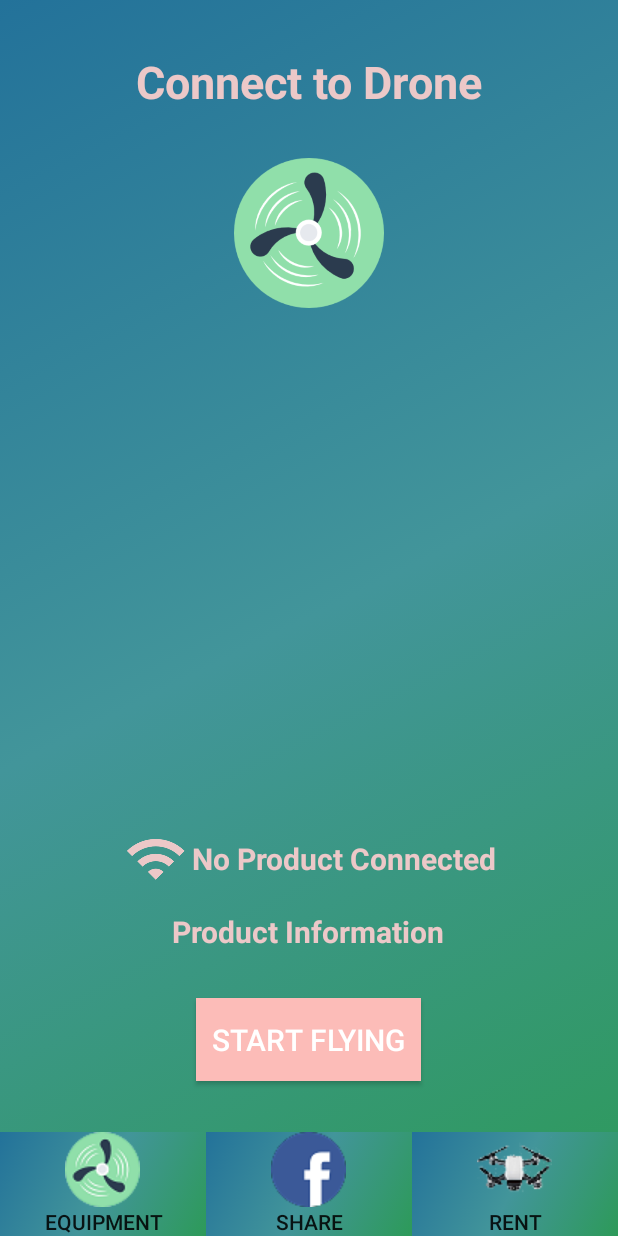
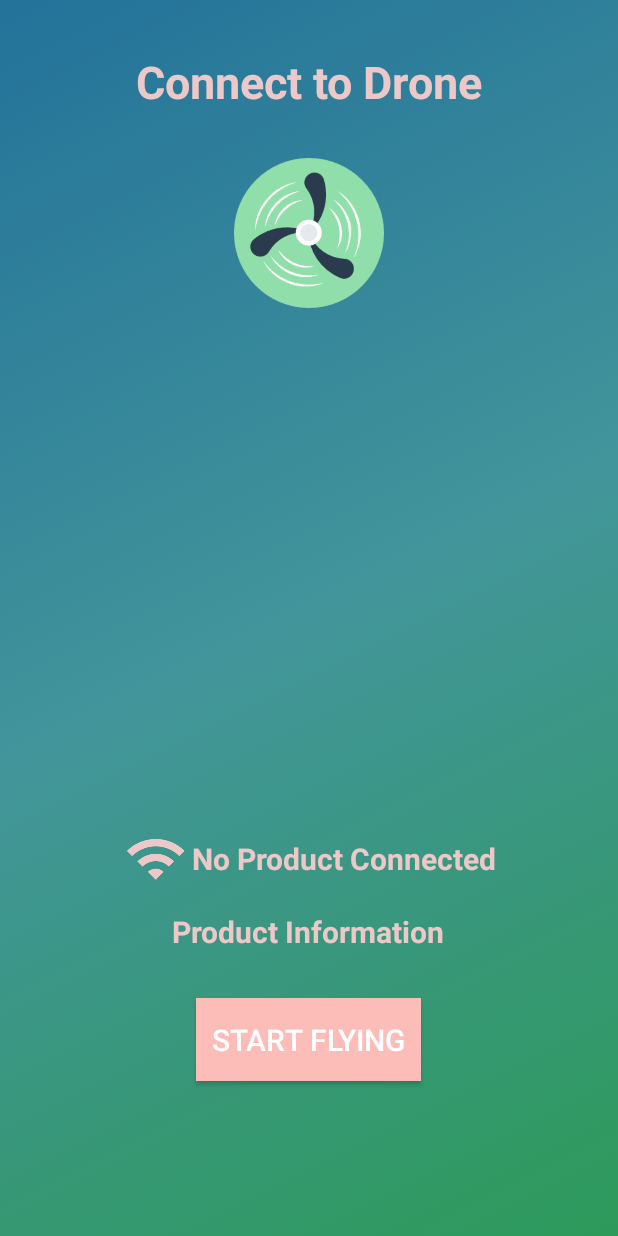
Before and after one commit to beezzack/drone_with_arcore, an Android app: the layout activity_connection.xml on its own in the app's theme, with its tools: preview values and no code run, on a phone screen of 412 x 824 dp. Run offline under Robolectric (Android 15) with nearby library versions, the phone set to English and light mode, and no system bars.

Commit message:
Revert "Dji ver 0.11"
This reverts commit b024dddb5122f46ef1761eb87647d15f086b6c1e.

```diff
--- a/MediaManagerDemo/app/src/main/res/anim/transition.xml
+++ /dev/null
@@ -1,5 +0,0 @@
-<?xml version="1.0" encoding="utf-8"?>
-<alpha xmlns:android="http://schemas.android.com/apk/res/android"
-    android:fromAlpha="0.0"
-    android:toAlpha="1.0"
-    android:duration="1000" />
--- a/MediaManagerDemo/app/src/main/res/layout/activity_connection.xml
+++ b/MediaManagerDemo/app/src/main/res/layout/activity_connection.xml
@@ -66,7 +66,6 @@
         android:textSize="20dp"
         tools:background="#FCBCB8" />
 
-
     <TextView
         android:id="@+id/textView"
         android:layout_width="wrap_content"
@@ -80,49 +79,4 @@
         android:textSize="30sp"
         android:textStyle="bold" />
 
-    <LinearLayout
-        android:layout_width="fill_parent"
-        android:layout_height="fill_parent"
-        android:orientation="vertical">
-
-    </LinearLayout>
-
-    <LinearLayout
-        android:layout_width="fill_parent"
-        android:layout_height="wrap_content"
-        android:layout_alignParentBottom="true"
-        android:orientation="horizontal">
-
-        <Button
-            android:id="@+id/btn_menu"
-            android:layout_width="wrap_content"
-            android:layout_height="wrap_content"
-            android:layout_weight="1"
-            android:background="@drawable/gradient"
-            android:drawableTop="@drawable/propeller1"
-            android:text="Equipment" />
-
-        <Button
-
-            android:layout_width="wrap_content"
-            android:layout_height="wrap_content"
-            android:drawableTop="@drawable/facebook"
-            android:layout_weight="1"
-            android:background="@drawable/gradient"
-            android:focusable="false"
-            android:text="Share" />
-
-        <Button
-            android:layout_width="wrap_content"
-            android:layout_height="wrap_content"
-            android:drawableTop="@drawable/spark"
-            android:layout_weight="1"
-            android:background="@drawable/gradient"
-            android:focusable="false"
-            android:text="Rent" />
-
-
-
-</LinearLayout>
-
 </RelativeLayout>
--- a/MediaManagerDemo/app/src/main/res/values/ids.xml
+++ /dev/null
@@ -1,4 +0,0 @@
-<?xml version="1.0" encoding="utf-8"?>
-<resources>
-    <item name="btn_main" type="id" />
-</resources>
--- a/MediaManagerDemo/build.gradle
+++ b/MediaManagerDemo/build.gradle
@@ -3,10 +3,9 @@
 buildscript {
     repositories {
         jcenter()
-        google()
     }
     dependencies {
-        classpath 'com.android.tools.build:gradle:3.1.3'
+        classpath 'com.android.tools.build:gradle:2.3.3'
 
         // NOTE: Do not place your application dependencies here; they belong
         // in the individual module build.gradle files
@@ -16,7 +15,6 @@ buildscript {
 allprojects {
     repositories {
         jcenter()
-        google()
     }
 }
 
```
Also changed, not shown: MediaManagerDemo/app/build.gradle (+11 -11 lines), MediaManagerDemo/app/src/main/AndroidManifest.xml (+9 -13 lines), MediaManagerDemo/app/src/main/java/com/dji/mediaManagerDemo/ConnectionActivity.java (+8 -21 lines), MediaManagerDemo/app/src/main/java/com/dji/mediaManagerDemo/Splash.java (deleted, +0 -42 lines), MediaManagerDemo/app/src/main/res/layout/activity_splash.xml (deleted, +0 -37 lines), MediaManagerDemo/app/src/main/connect-web.png (added), MediaManagerDemo/app/src/main/ic_launcher-web.png (added), MediaManagerDemo/app/src/main/res/drawable/connect.png (deleted), MediaManagerDemo/app/src/main/res/drawable/facebook.png (deleted), MediaManagerDemo/app/src/main/res/drawable/propeller1.png (deleted), MediaManagerDemo/app/src/main/res/drawable/sp.jpg (deleted), MediaManagerDemo/app/src/main/res/drawable/sp1.png (deleted), MediaManagerDemo/app/src/main/res/drawable/spark.png (deleted), MediaManagerDemo/gradle/wrapper/gradle-wrapper.properties, 15 other files.
